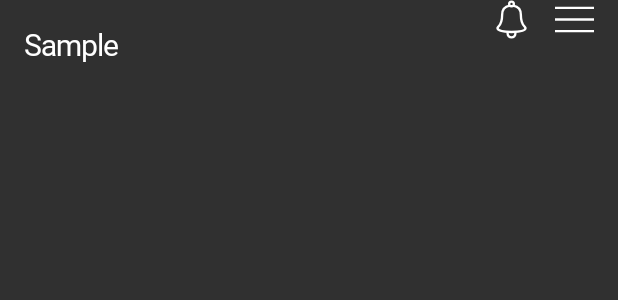
After one commit to yunjj21-GitHub/Sample, an Android app built with Jetpack Compose: the layout layout_appbar.xml on its own in the app's theme, with its tools: preview values and no code run, on a phone screen of 412 x 824 dp. The commit adds this screen. Shown: the top 300 px of the screen. Run offline under Robolectric (Android 15) with nearby library versions, the phone set to English and light mode, and no system bars.

Commit message:
Custom App Bar 적용

```diff
--- a/app/src/main/java/com/yunjung/sample/presentation/home/HomeFragment.kt
+++ b/app/src/main/java/com/yunjung/sample/presentation/home/HomeFragment.kt
@@ -32,5 +32,8 @@ class HomeFragment: BaseFragment<FragmentHomeBinding>(
             delay(1500)
             viewModel.hideAppLoading()
         }
+
+        // AppBar 에 ScrollView 부착
+        activity.smplAppBar.setScrollView(binding.scrollView)
     }
 }
--- /dev/null
+++ b/app/src/main/res/drawable/ic_alram_white.xml
@@ -0,0 +1,21 @@
+<vector xmlns:android="http://schemas.android.com/apk/res/android"
+    android:width="100dp"
+    android:height="100dp"
+    android:viewportWidth="50"
+    android:viewportHeight="50">
+  <path
+      android:pathData="M22.58,7.201C16.761,8.198 13,12.5 13,19c0,15.125 -6,14.564 -6,17c0,4 9,5 18,5s18,-1 18,-5c0,-2.436 -6,-1.875 -6,-17c0,-6.5 -3.822,-10.877 -9.723,-11.823"
+      android:strokeWidth="3"
+      android:fillColor="#00000000"
+      android:strokeColor="@color/white"/>
+  <path
+      android:pathData="M25,5m-3,0a3,3 0,1 1,6 0a3,3 0,1 1,-6 0"
+      android:strokeWidth="3"
+      android:fillColor="#00000000"
+      android:strokeColor="@color/white"/>
+  <path
+      android:pathData="M29.585,41.003C29.852,41.615 30,42.29 30,43c0,2.762 -2.238,5 -5,5s-5,-2.238 -5,-5c0,-0.663 0.129,-1.296 0.364,-1.875"
+      android:strokeWidth="3"
+      android:fillColor="#00000000"
+      android:strokeColor="@color/white"/>
+</vector>
--- /dev/null
+++ b/app/src/main/res/drawable/ic_menu_white.xml
@@ -0,0 +1,21 @@
+<vector xmlns:android="http://schemas.android.com/apk/res/android"
+    android:width="100dp"
+    android:height="100dp"
+    android:viewportWidth="50"
+    android:viewportHeight="50">
+  <path
+      android:pathData="M50,25L0,25"
+      android:strokeWidth="3"
+      android:fillColor="#00000000"
+      android:strokeColor="@color/white"/>
+  <path
+      android:pathData="M50,10L0,10"
+      android:strokeWidth="3"
+      android:fillColor="#00000000"
+      android:strokeColor="@color/white"/>
+  <path
+      android:pathData="M0,40L50,40"
+      android:strokeWidth="3"
+      android:fillColor="#00000000"
+      android:strokeColor="@color/white"/>
+</vector>
--- /dev/null
+++ b/app/src/main/res/layout/layout_appbar.xml
@@ -0,0 +1,52 @@
+<?xml version="1.0" encoding="utf-8"?>
+<layout
+    xmlns:android="http://schemas.android.com/apk/res/android"
+    xmlns:app="http://schemas.android.com/apk/res-auto"
+    xmlns:tools="http://schemas.android.com/tools">
+    <data>
+        <variable
+            name="statusBarHeight"
+            type="Integer" />
+    </data>
+    <androidx.constraintlayout.widget.ConstraintLayout
+        android:id="@+id/container"
+        android:background="@color/transparent"
+        android:paddingTop="@{statusBarHeight}"
+        android:layout_width="match_parent"
+        android:layout_height="wrap_content">
+
+        <TextView
+            android:id="@+id/appName"
+            style="@style/TXT_APP_NAME"
+            android:layout_width="wrap_content"
+            android:layout_height="wrap_content"
+            android:layout_marginStart="16dp"
+            android:layout_marginTop="16dp"
+            android:layout_marginBottom="16dp"
+            android:text="@string/app_name"
+            app:layout_constraintBottom_toBottomOf="parent"
+            app:layout_constraintStart_toStartOf="parent"
+            app:layout_constraintTop_toTopOf="parent" />
+
+        <Button
+            android:id="@+id/menuBtn"
+            android:layout_width="26dp"
+            android:layout_height="26dp"
+            android:layout_marginEnd="16dp"
+            android:background="@drawable/ic_menu_white"
+            app:layout_constraintBottom_toBottomOf="@+id/title"
+            app:layout_constraintEnd_toEndOf="parent"
+            app:layout_constraintTop_toTopOf="@+id/title" />
+
+        <Button
+            android:id="@+id/alramBtn"
+            android:layout_width="26dp"
+            android:layout_height="26dp"
+            android:layout_marginEnd="16dp"
+            android:background="@drawable/ic_alram_white"
+            app:layout_constraintBottom_toBottomOf="@+id/menuBtn"
+            app:layout_constraintEnd_toStartOf="@+id/menuBtn"
+            app:layout_constraintTop_toTopOf="@+id/menuBtn" />
+
+    </androidx.constraintlayout.widget.ConstraintLayout>
+</layout>
--- a/app/src/main/res/values/styles.xml
+++ b/app/src/main/res/values/styles.xml
@@ -31,6 +31,14 @@
         <item name="android:lineSpacingExtra">4dp</item>
     </style>
 
+    <style name="TXT_APP_NAME">
+        <item name="android:fontFamily">@font/pretendard_b</item>
+        <item name="android:textColor">@color/white</item>
+        <item name="android:letterSpacing">-0.03</item>
+        <item name="android:textSize">20dp</item>
+        <item name="android:lineSpacingExtra">4dp</item>
+    </style>
+
     <style name="TXT_INFO">
         <item name="android:fontFamily">@font/pretendard_r</item>
         <item name="android:textColor">@color/gray9E</item>
```
Also changed, not shown: app/src/main/java/com/yunjung/sample/presentation/main/MainActivity.kt (+15 -0 lines), app/src/main/java/com/yunjung/sample/util/extension/ContextExt.kt (added, +25 -0 lines), app/src/main/java/com/yunjung/sample/util/view/SmplAppBar.kt (added, +68 -0 lines), app/src/main/res/drawable/ic_alram_black.xml (added, +21 -0 lines), app/src/main/res/drawable/ic_menu_black.xml (added, +21 -0 lines), app/src/main/res/layout/activity_main.xml (+9 -1 lines), app/src/main/res/layout/fragment_home.xml (+25 -14 lines), 1 other file.
